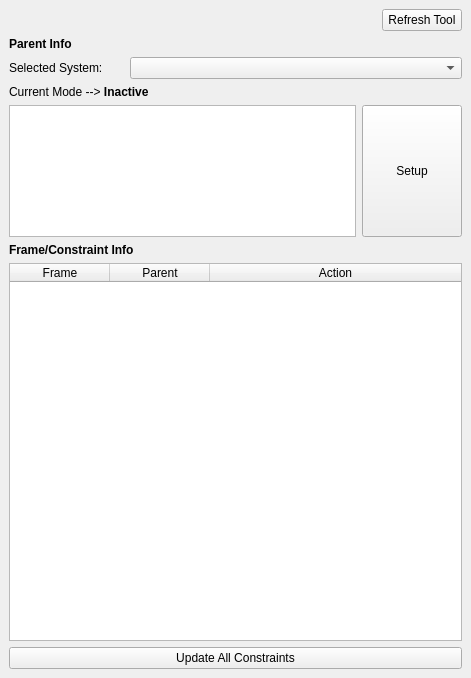
The window that dpAutoRigSystem/Extras/Ui/uiSpaceSwitcher.ui (nilouco/dpAutoRigSystem) describes before a commit, drawn with Qt 5.
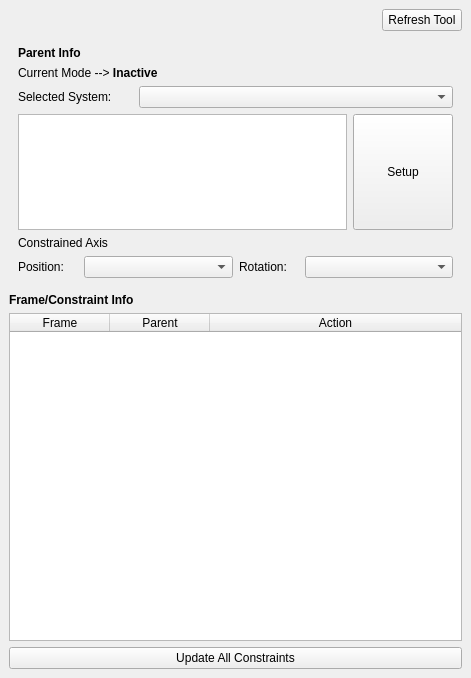
The same window after the commit.

Commit message: Support constrained axis selection + fix some bugs

```diff
--- a/dpAutoRigSystem/Extras/Ui/uiSpaceSwitcher.ui
+++ b/dpAutoRigSystem/Extras/Ui/uiSpaceSwitcher.ui
@@ -65,16 +65,10 @@
       <property name="maximumSize">
        <size>
         <width>16777215</width>
-        <height>200</height>
+        <height>250</height>
        </size>
       </property>
       <layout class="QVBoxLayout" name="verticalLayout">
-       <property name="sizeConstraint">
-        <enum>QLayout::SetDefaultConstraint</enum>
-       </property>
-       <property name="margin">
-        <number>0</number>
-       </property>
        <item>
         <widget class="QLabel" name="lblSetupInfo">
          <property name="text">
@@ -82,6 +76,13 @@
          </property>
         </widget>
        </item>
+       <item>
+        <widget class="QLabel" name="lblStatus">
+         <property name="text">
+          <string>Current Mode --&gt; &lt;b&gt;Inactive&lt;/b&gt;</string>
+         </property>
+        </widget>
+       </item>
        <item>
         <layout class="QHBoxLayout" name="horizontalLayout_3">
          <item>
@@ -109,13 +110,6 @@
          </item>
         </layout>
        </item>
-       <item>
-        <widget class="QLabel" name="lblStatus">
-         <property name="text">
-          <string>Current Mode --&gt; &lt;b&gt;Inactive&lt;/b&gt;</string>
-         </property>
-        </widget>
-       </item>
        <item>
         <layout class="QHBoxLayout" name="horizontalLayout">
          <item>
@@ -146,6 +140,49 @@
          </item>
         </layout>
        </item>
+       <item>
+        <widget class="QLabel" name="lblConstraintAxis">
+         <property name="text">
+          <string>Constrained Axis</string>
+         </property>
+        </widget>
+       </item>
+       <item>
+        <layout class="QHBoxLayout" name="horizontalLayout_4">
+         <item>
+          <widget class="QLabel" name="lblPosAxis">
+           <property name="maximumSize">
+            <size>
+             <width>60</width>
+             <height>16777215</height>
+            </size>
+           </property>
+           <property name="text">
+            <string>Position:</string>
+           </property>
+          </widget>
+         </item>
+         <item>
+          <widget class="QComboBox" name="cbPosition"/>
+         </item>
+         <item>
+          <widget class="QLabel" name="label_2">
+           <property name="maximumSize">
+            <size>
+             <width>60</width>
+             <height>16777215</height>
+            </size>
+           </property>
+           <property name="text">
+            <string>Rotation:</string>
+           </property>
+          </widget>
+         </item>
+         <item>
+          <widget class="QComboBox" name="cbRotation"/>
+         </item>
+        </layout>
+       </item>
       </layout>
      </widget>
     </item>
```
The commit also changes 2 other files.
